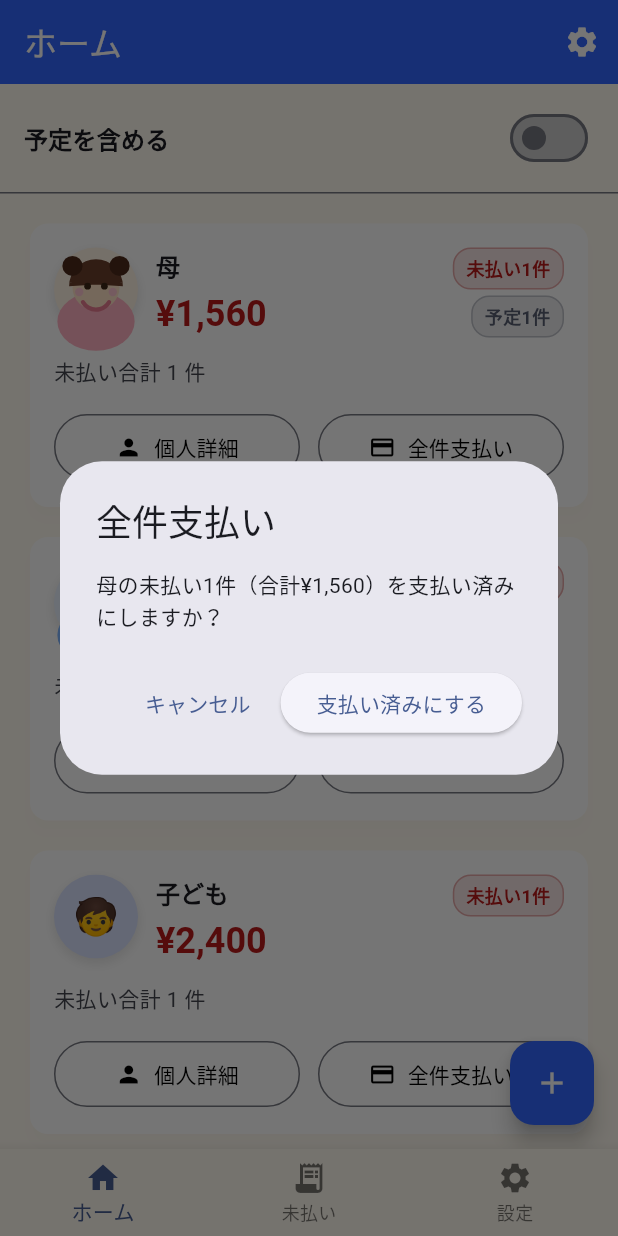
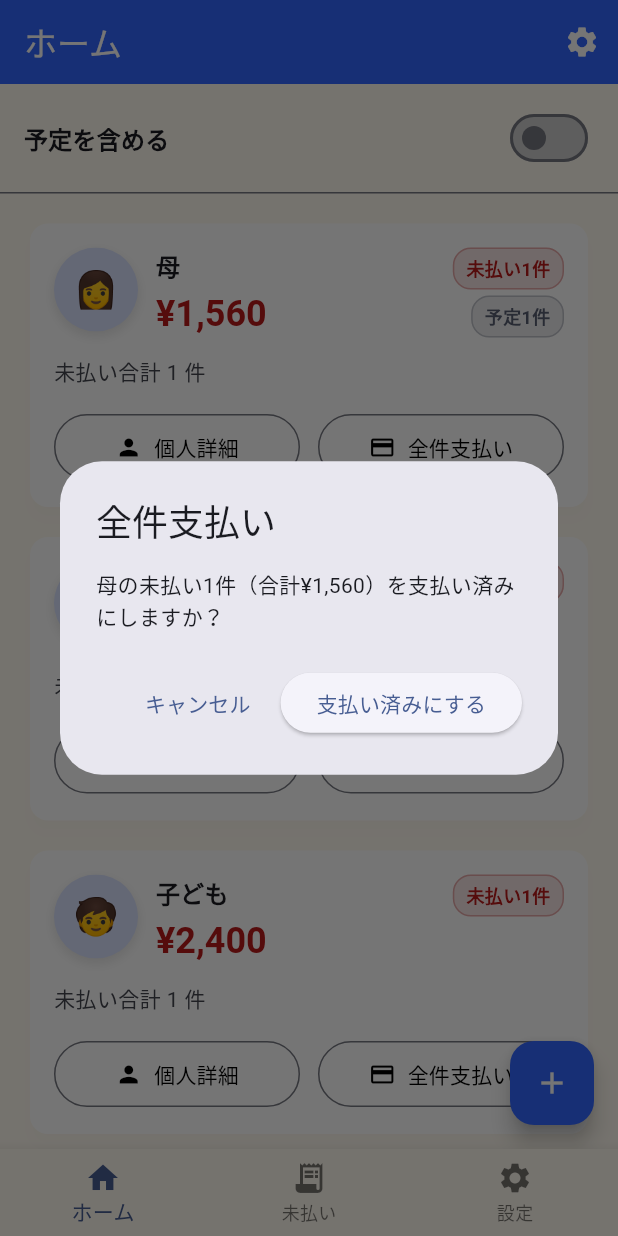
Before and after one commit to N-plus/PaymentCalendar, a Flutter app: the screen it shows after launch, after a tap on "全件支払い", on a phone screen of 412 x 824 dp. Run offline on Flutter 3.47's test engine with Material 3 defaults, Android fonts, the phone set to English and light mode, and no system bars; our stand-ins replace flutter_local_notifications, flutter_riverpod, image_picker, timezone.

Commit message:
Use emoji avatars for parents

```diff
--- a/lib/widgets/person_avatar.dart
+++ b/lib/widgets/person_avatar.dart
@@ -1,5 +1,4 @@
 import 'dart:io';
-import 'dart:math';
 
 import 'package:flutter/material.dart';
 
@@ -66,11 +65,6 @@ class PersonAvatar extends StatelessWidget {
       }
     }
 
-    final builtIn = _BuiltInIllustration.fromPerson(person);
-    if (builtIn != null) {
-      return builtIn.build(size);
-    }
-
     final placeholder = person.emoji?.isNotEmpty == true
         ? person.emoji!
         : (person.name.characters.isNotEmpty
@@ -98,214 +92,3 @@ class PersonAvatar extends StatelessWidget {
       ),
     );
   }
-}
-
-enum _IllustrationType { mother, father }
-
-class _BuiltInIllustration {
-  _BuiltInIllustration(this.type);
-
-  final _IllustrationType type;
-
-  static _BuiltInIllustration? fromPerson(Person person) {
-    switch (person.id) {
-      case 'mother':
-        return _BuiltInIllustration(_IllustrationType.mother);
-      case 'father':
-        return _BuiltInIllustration(_IllustrationType.father);
-    }
-    return null;
-  }
-
-  Widget build(double size) {
-    return SizedBox(
-      width: size,
-      height: size,
-      child: CustomPaint(
-        painter: _PersonIllustrationPainter(type),
-      ),
-    );
-  }
-}
-
-class _PersonIllustrationPainter extends CustomPainter {
-  _PersonIllustrationPainter(this.type);
-
-  final _IllustrationType type;
-
-  @override
-  void paint(Canvas canvas, Size size) {
-    final double radius = size.width / 2;
-    final Offset center = Offset(radius, radius);
-
-    final palette = _paletteFor(type);
-
-    final Paint backgroundPaint = Paint()..color = palette.background;
-    canvas.drawCircle(center, radius, backgroundPaint);
-
-    final Rect bodyRect = Rect.fromCenter(
-      center: Offset(center.dx, size.height * 0.88),
-      width: size.width * 0.92,
-      height: size.height * 0.7,
-    );
-    final Paint bodyPaint = Paint()..color = palette.body;
-    canvas.drawOval(bodyRect, bodyPaint);
-
-    final Rect faceRect = Rect.fromCircle(
-      center: Offset(center.dx, size.height * 0.47),
-      radius: size.width * 0.28,
-    );
-    final Paint facePaint = Paint()..color = const Color(0xFFFFE2C6);
-    canvas.drawOval(faceRect, facePaint);
-
-    final Path hairPath = Path();
-    final double hairTop = size.height * 0.18;
-    hairPath.moveTo(size.width * 0.18, size.height * 0.42);
-    hairPath.quadraticBezierTo(
-      size.width * 0.24,
-      hairTop,
-      center.dx,
-      hairTop * 0.8,
-    );
-    hairPath.quadraticBezierTo(
-      size.width * 0.76,
-      hairTop,
-      size.width * 0.82,
-      size.height * 0.42,
-    );
-    hairPath.arcTo(
-      Rect.fromCircle(
-        center: Offset(center.dx, size.height * 0.46),
-        radius: size.width * 0.32,
-      ),
-      -pi,
-      pi,
-      false,
-    );
-    hairPath.close();
-    final Paint hairPaint = Paint()..color = palette.hair;
-    canvas.drawPath(hairPath, hairPaint);
-
-    if (type == _IllustrationType.father) {
-      final Paint fringePaint = Paint()..color = palette.hairDark;
-      final Path fringePath = Path()
-        ..moveTo(center.dx - size.width * 0.18, size.height * 0.34)
-        ..quadraticBezierTo(
-          center.dx,
-          size.height * 0.26,
-          center.dx + size.width * 0.18,
-          size.height * 0.34,
-        )
-        ..lineTo(center.dx + size.width * 0.12, size.height * 0.26)
-        ..quadraticBezierTo(
-          center.dx,
-          size.height * 0.24,
-          center.dx - size.width * 0.12,
-          size.height * 0.26,
-        )
-        ..close();
-      canvas.drawPath(fringePath, fringePaint);
-    }
-
-    if (type == _IllustrationType.mother) {
-      final Paint bunPaint = Paint()..color = palette.hairDark;
-      canvas.drawCircle(
-        Offset(center.dx - size.width * 0.28, size.height * 0.22),
-        size.width * 0.12,
-        bunPaint,
-      );
-      canvas.drawCircle(
-        Offset(center.dx + size.width * 0.28, size.height * 0.22),
-        size.width * 0.12,
-        bunPaint,
-      );
-    }
-
-    final Paint eyePaint = Paint()
-      ..color = palette.eye
-      ..style = PaintingStyle.fill;
-    final double eyeRadius = size.width * 0.04;
-    canvas.drawCircle(
-      Offset(center.dx - size.width * 0.1, size.height * 0.46),
-      eyeRadius,
-      eyePaint,
-    );
-    canvas.drawCircle(
-      Offset(center.dx + size.width * 0.1, size.height * 0.46),
-      eyeRadius,
-      eyePaint,
-    );
-
-    final Paint smilePaint = Paint()
-      ..color = palette.smile
-      ..style = PaintingStyle.stroke
-      ..strokeCap = StrokeCap.round
-      ..strokeWidth = size.width * 0.05;
-    final Rect smileRect = Rect.fromCircle(
-      center: Offset(center.dx, size.height * 0.56),
-      radius: size.width * 0.18,
-    );
-    canvas.drawArc(smileRect, pi / 6, 2 * pi / 3, false, smilePaint);
-
-    final Paint cheekPaint = Paint()..color = palette.cheek;
-    final double cheekRadius = size.width * 0.05;
-    canvas.drawCircle(
-      Offset(center.dx - size.width * 0.2, size.height * 0.53),
-      cheekRadius,
-      cheekPaint,
-    );
-    canvas.drawCircle(
-      Offset(center.dx + size.width * 0.2, size.height * 0.53),
-      cheekRadius,
-      cheekPaint,
-    );
-  }
-
-  _AvatarPalette _paletteFor(_IllustrationType type) {
-    switch (type) {
-      case _IllustrationType.mother:
-        return const _AvatarPalette(
-          background: Color(0xFFFFF4E5),
-          body: Color(0xFFFFB1C1),
-          hair: Color(0xFF6B3F2B),
-          hairDark: Color(0xFF4C2A1B),
-          eye: Color(0xFF3C2716),
-          cheek: Color(0xFFFFC7D1),
-          smile: Color(0xFFE87A90),
-        );
-      case _IllustrationType.father:
-        return const _AvatarPalette(
-          background: Color(0xFFE9F2FF),
-          body: Color(0xFF7FB4FF),
-          hair: Color(0xFF2F3A4C),
-          hairDark: Color(0xFF1F2835),
-          eye: Color(0xFF222933),
-          cheek: Color(0xFFB5D4FF),
-          smile: Color(0xFF3B77CC),
-        );
-    }
-  }
-
-  @override
-  bool shouldRepaint(covariant CustomPainter oldDelegate) => false;
-}
-
-class _AvatarPalette {
-  const _AvatarPalette({
-    required this.background,
-    required this.body,
-    required this.hair,
-    required this.hairDark,
-    required this.eye,
-    required this.cheek,
-    required this.smile,
-  });
-
-  final Color background;
-  final Color body;
-  final Color hair;
-  final Color hairDark;
-  final Color eye;
-  final Color cheek;
-  final Color smile;
-}
```
